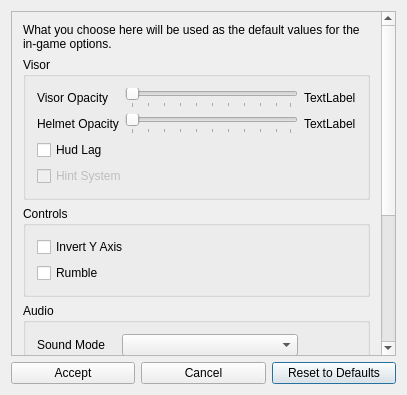
Above: randovania/gui/ui_files/echoes_user_preferences_dialog.ui from randovania/randovania before the change. Below: the same form after it.
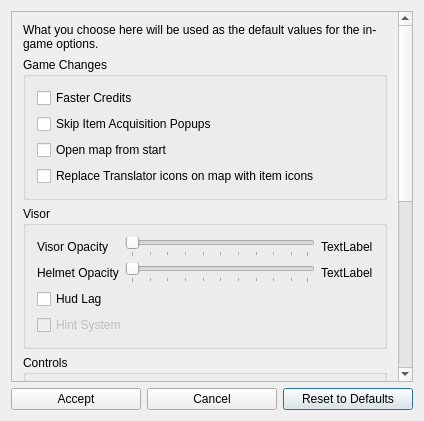
That is the form after the change.

Commit message: Move all cosmetic patches to a single window

```diff
--- a/randovania/gui/ui_files/echoes_user_preferences_dialog.ui
+++ b/randovania/gui/ui_files/echoes_user_preferences_dialog.ui
@@ -6,8 +6,8 @@
    <rect>
     <x>0</x>
     <y>0</y>
-    <width>407</width>
-    <height>395</height>
+    <width>424</width>
+    <height>421</height>
    </rect>
   </property>
   <property name="windowTitle">
@@ -45,8 +45,8 @@
        <rect>
         <x>0</x>
         <y>0</y>
-        <width>373</width>
-        <height>550</height>
+        <width>390</width>
+        <height>695</height>
        </rect>
       </property>
       <layout class="QVBoxLayout" name="verticalLayout">
@@ -60,6 +60,43 @@
          </property>
         </widget>
        </item>
+       <item>
+        <widget class="QGroupBox" name="game_changes_box">
+         <property name="title">
+          <string>Game Changes</string>
+         </property>
+         <layout class="QVBoxLayout" name="game_changes_layout">
+          <item>
+           <widget class="QCheckBox" name="faster_credits_check">
+            <property name="text">
+             <string>Faster Credits</string>
+            </property>
+           </widget>
+          </item>
+          <item>
+           <widget class="QCheckBox" name="remove_hud_popup_check">
+            <property name="text">
+             <string>Skip Item Acquisition Popups</string>
+            </property>
+           </widget>
+          </item>
+          <item>
+           <widget class="QCheckBox" name="open_map_check">
+            <property name="text">
+             <string>Open map from start</string>
+            </property>
+           </widget>
+          </item>
+          <item>
+           <widget class="QCheckBox" name="pickup_markers_check">
+            <property name="text">
+             <string>Replace Translator icons on map with item icons</string>
+            </property>
+           </widget>
+          </item>
+         </layout>
+        </widget>
+       </item>
        <item>
         <widget class="QGroupBox" name="visor_box">
          <property name="title">
```
The commit also changes 6 other files.
